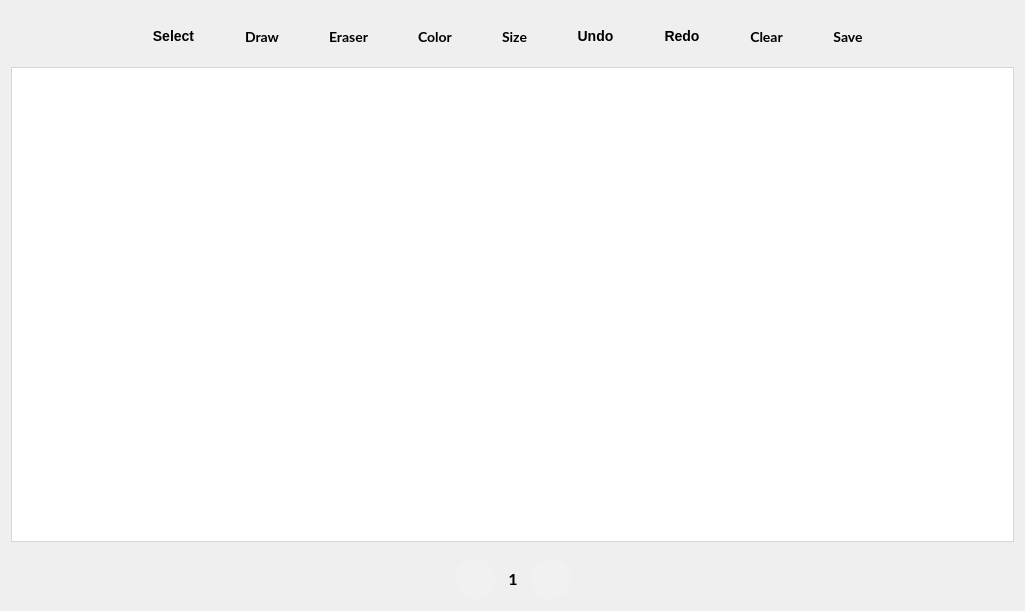
Old version of the form mainwindow.ui in the repository NataliaShishuk/SimpleWhiteBoard.
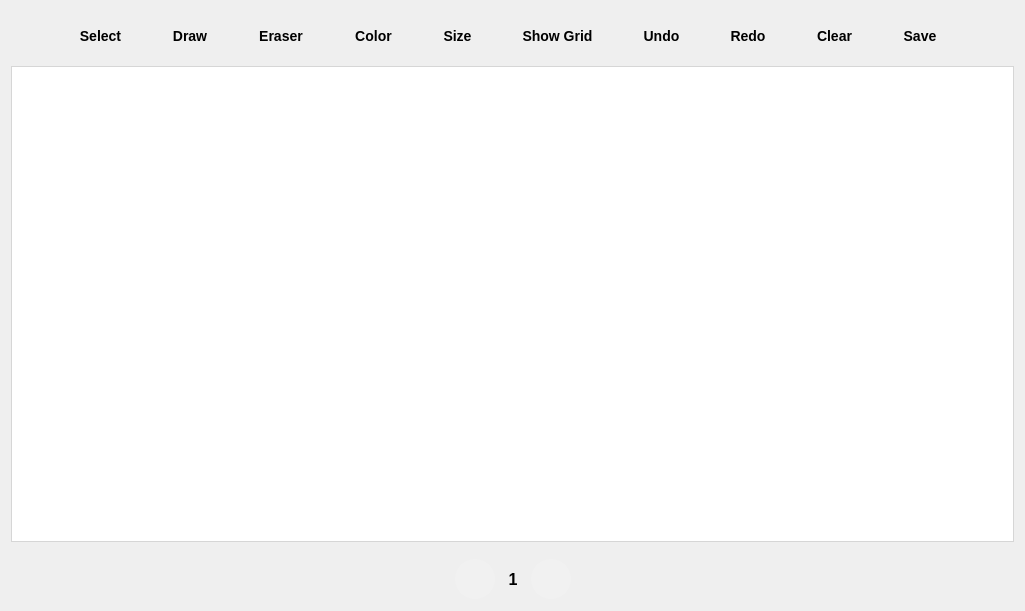
New version of the form. Icons and pictures are not drawn.

Diff of the .ui file:
```diff
--- a/mainwindow.ui
+++ b/mainwindow.ui
@@ -61,7 +61,7 @@
 QToolButton::menu-indicator { image: none; }
 </string>
       </property>
-      <layout class="QHBoxLayout" name="horizontalLayout" stretch="0,0,0,0,0,0,0,0,0,0,0">
+      <layout class="QHBoxLayout" name="horizontalLayout" stretch="0,0,0,0,0,0,0,0,0,0,0,0">
        <property name="spacing">
         <number>10</number>
        </property>
@@ -108,9 +108,7 @@
         <widget class="QToolButton" name="drawButton">
          <property name="font">
           <font>
-           <family>Lato</family>
            <pointsize>-1</pointsize>
-           <weight>75</weight>
            <bold>true</bold>
           </font>
          </property>
@@ -157,9 +155,7 @@
          </property>
          <property name="font">
           <font>
-           <family>Lato</family>
            <pointsize>-1</pointsize>
-           <weight>75</weight>
            <bold>true</bold>
           </font>
          </property>
@@ -197,9 +193,7 @@
         <widget class="QToolButton" name="colorButton">
          <property name="font">
           <font>
-           <family>Lato</family>
            <pointsize>-1</pointsize>
-           <weight>75</weight>
            <bold>true</bold>
           </font>
          </property>
@@ -234,9 +228,7 @@
         <widget class="QToolButton" name="sizeButton">
          <property name="font">
           <font>
-           <family>Lato</family>
            <pointsize>-1</pointsize>
-           <weight>75</weight>
            <bold>true</bold>
           </font>
          </property>
@@ -267,6 +259,35 @@
          </property>
         </widget>
        </item>
+       <item>
+        <widget class="QToolButton" name="showGridButton">
+         <property name="minimumSize">
+          <size>
+           <width>105</width>
+           <height>0</height>
+          </size>
+         </property>
+         <property name="baseSize">
+          <size>
+           <width>0</width>
+           <height>0</height>
+          </size>
+         </property>
+         <property name="cursor">
+          <cursorShape>PointingHandCursor</cursorShape>
+         </property>
+         <property name="text">
+          <string>Show Grid</string>
+         </property>
+         <property name="icon">
+          <iconset resource="resources.qrc">
+           <normaloff>:/icons/grid.png</normaloff>:/icons/grid.png</iconset>
+         </property>
+         <property name="toolButtonStyle">
+          <enum>Qt::ToolButtonTextUnderIcon</enum>
+         </property>
+        </widget>
+       </item>
        <item>
         <widget class="QToolButton" name="undoButton">
          <property name="cursor">
@@ -311,9 +332,7 @@
          </property>
          <property name="font">
           <font>
-           <family>Lato</family>
            <pointsize>-1</pointsize>
-           <weight>75</weight>
            <bold>true</bold>
           </font>
          </property>
@@ -348,9 +367,7 @@
         <widget class="QToolButton" name="saveButton">
          <property name="font">
           <font>
-           <family>Lato</family>
            <pointsize>-1</pointsize>
-           <weight>75</weight>
            <bold>true</bold>
           </font>
          </property>
@@ -666,9 +683,7 @@
          </property>
          <property name="font">
           <font>
-           <family>Lato</family>
            <pointsize>12</pointsize>
-           <weight>75</weight>
            <bold>true</bold>
           </font>
          </property>
```
Left out of the diff: 27 changed lines with no effect on the pictures.
